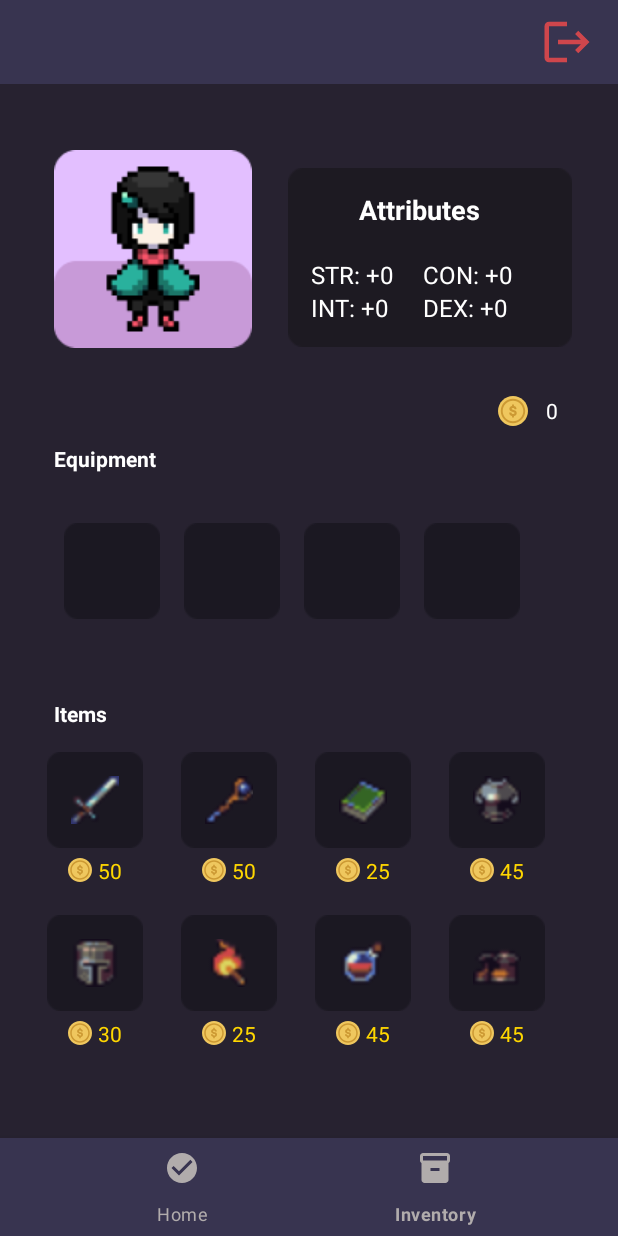
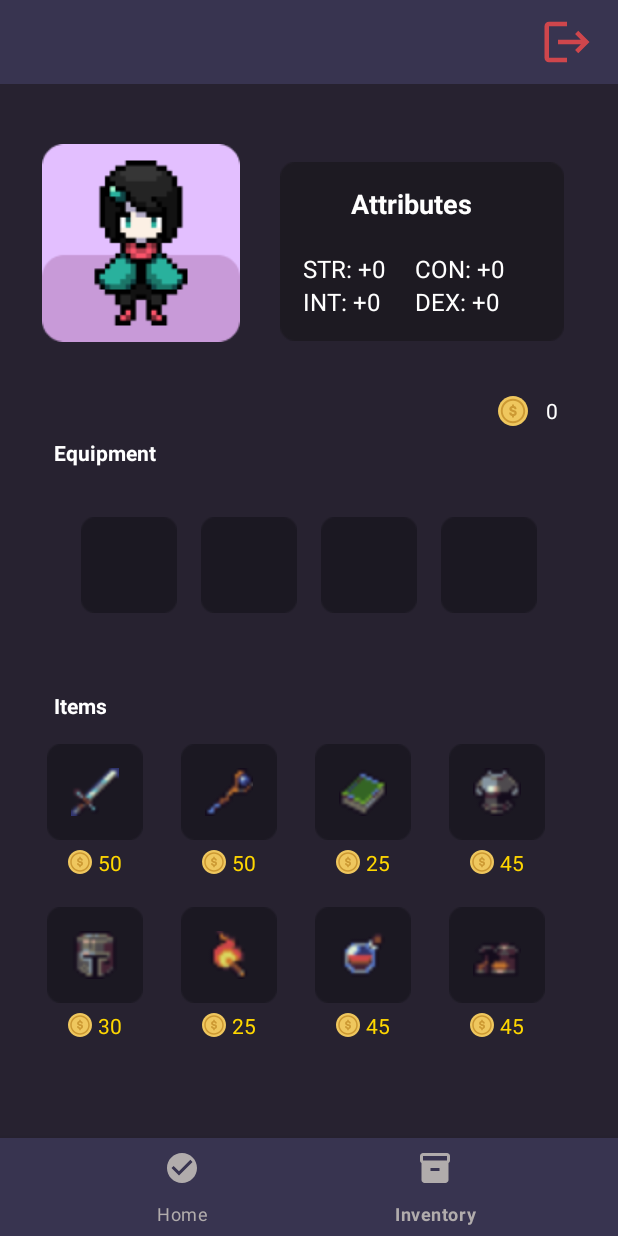
Before and after one commit to Kostaga/android-project, an Android app: the InventoryActivity screen opened directly, with no data from a screen before it, on a phone screen of 412 x 824 dp. Run offline under Robolectric (Android 15) with nearby library versions, the light colour scheme and no system bars; 1 statement that could not run was skipped.

Commit message:
final changes hopefully

```diff
--- a/app/src/main/res/layout/activity_inventory.xml
+++ b/app/src/main/res/layout/activity_inventory.xml
@@ -44,29 +44,31 @@
 
     <!-- Equipment Title -->
 
+
     <ImageView
         android:id="@+id/profile_picture"
         android:layout_width="132dp"
         android:layout_height="0dp"
-        android:layout_marginStart="36dp"
-        android:layout_marginTop="44dp"
+        android:layout_marginStart="28dp"
+        android:layout_marginTop="40dp"
         app:layout_constraintDimensionRatio="1:1"
         app:layout_constraintStart_toStartOf="parent"
         app:layout_constraintTop_toBottomOf="@+id/header"
         app:srcCompat="@drawable/avatar1" />
 
-
     <GridLayout
         android:id="@+id/attributesContainer"
         android:layout_width="wrap_content"
         android:layout_height="wrap_content"
-        android:layout_marginTop="56dp"
+        android:layout_marginStart="16dp"
+        android:layout_marginTop="52dp"
+        android:layout_marginEnd="16dp"
         android:background="@drawable/attributes_bg"
         android:columnCount="2"
         android:padding="15dp"
         android:rowCount="3"
         app:layout_constraintEnd_toEndOf="parent"
-        app:layout_constraintHorizontal_bias="0.444"
+        app:layout_constraintHorizontal_bias="0.347"
         app:layout_constraintStart_toEndOf="@+id/profile_picture"
         app:layout_constraintTop_toBottomOf="@+id/header">
 
@@ -142,14 +144,16 @@
 
     <GridLayout
         android:id="@+id/equipmentGrid"
-        android:layout_width="347dp"
-        android:layout_height="77dp"
+        android:layout_width="334dp"
+        android:layout_height="76dp"
         android:layout_margin="25dp"
-        android:layout_marginTop="28dp"
+        android:layout_marginStart="16dp"
+        android:layout_marginTop="24dp"
+        android:layout_marginEnd="16dp"
         android:alignmentMode="alignMargins"
         android:columnCount="4"
         app:layout_constraintEnd_toEndOf="parent"
-        app:layout_constraintHorizontal_bias="0.68"
+        app:layout_constraintHorizontal_bias="0.75"
         app:layout_constraintStart_toStartOf="parent"
         app:layout_constraintTop_toBottomOf="@+id/equipmentTitle">
 
@@ -209,6 +213,9 @@
         android:layout_width="349dp"
         android:layout_height="196dp"
         android:layout_margin="16dp"
+        android:layout_marginStart="16dp"
+        android:layout_marginEnd="16dp"
+        android:layout_marginBottom="32dp"
         android:alignmentMode="alignMargins"
         android:columnCount="4"
         android:rowCount="2"
--- a/app/src/main/res/layout/choose_avatar.xml
+++ b/app/src/main/res/layout/choose_avatar.xml
@@ -115,6 +115,7 @@
         android:paddingTop="12dp"
         android:paddingEnd="32dp"
         android:paddingBottom="12dp"
+        app:cornerRadius="25dp"
         android:text="Confirm"
         android:textColor="#FFFFFF"
         android:textSize="18sp"
--- a/app/src/main/res/layout/recycler_habit_item.xml
+++ b/app/src/main/res/layout/recycler_habit_item.xml
@@ -5,10 +5,10 @@
     android:layout_width="match_parent"
     android:layout_height="wrap_content"
     android:background="@drawable/habit"
-    android:layout_marginEnd="20dp"
-    android:layout_marginStart="20dp"
+    android:layout_marginEnd="30dp"
+    android:layout_marginStart="30dp"
     android:layout_marginTop="2dp"
-    android:layout_marginBottom="2dp"
+    android:layout_marginBottom="5dp"
     android:padding="8dp"
     android:orientation="horizontal"
     >
```
Also changed, not shown: app/src/main/res/layout/activity_main.xml (+96 -96 lines).
